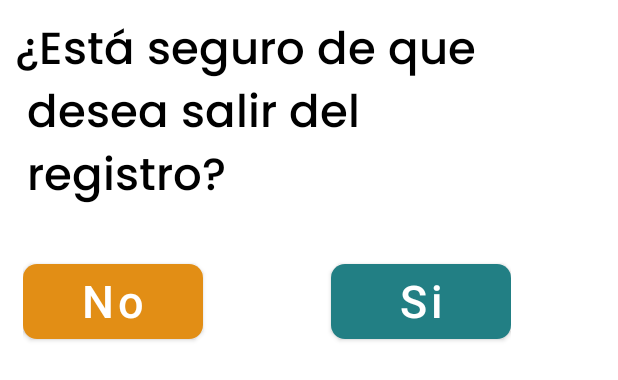
After one commit to joseaoviedo/JolgorioApp, an Android app: the layout fragment_leaving_register_alert.xml on its own in the app's theme, with its tools: preview values and no code run, on a phone screen of 412 x 824 dp. The commit adds this screen. Shown: the top 380 px of the screen. Run offline under Robolectric (Android 15) with nearby library versions, the phone set to English and light mode, and no system bars.

Commit message:
iniciando un popups

```diff
--- a/app/src/main/res/layout/activity_register.xml
+++ b/app/src/main/res/layout/activity_register.xml
@@ -343,11 +343,12 @@
 
         <Button
             android:id="@+id/signUpCancel"
-            android:layout_width="181dp"
+            android:layout_width="190dp"
             android:layout_height="62dp"
+            android:fontFamily="@font/poppins_medium"
             android:text="Cancelar"
             android:textAllCaps="false"
-            android:textSize="30sp"
+            android:textSize="29sp"
             android:gravity="left|center_vertical"
             app:cornerRadius="9dp"
             app:backgroundTint="#E28E15"
@@ -360,8 +361,9 @@
 
         <Button
             android:id="@+id/signUpEntry"
-            android:layout_width="181dp"
+            android:layout_width="185dp"
             android:layout_height="62dp"
+            android:fontFamily="@font/poppins_medium"
             android:text="Entrar"
             android:textAllCaps="false"
             android:textSize="30sp"
--- /dev/null
+++ b/app/src/main/res/layout/fragment_leaving_register_alert.xml
@@ -0,0 +1,59 @@
+<?xml version="1.0" encoding="utf-8"?>
+<LinearLayout xmlns:android="http://schemas.android.com/apk/res/android"
+    xmlns:app="http://schemas.android.com/apk/res-auto"
+    android:layout_width="wrap_content"
+    android:layout_height="wrap_content"
+    android:orientation="vertical"
+    app:cornerRadius="9dp"
+    android:padding="10dp">
+
+    <TextView
+        android:id="@+id/alertTitle"
+        android:layout_width="wrap_content"
+        android:layout_height="wrap_content"
+        android:fontFamily="@font/poppins_medium"
+        android:text="¿Está seguro de que \n desea salir del \n registro?"
+        android:textColor="@color/black"
+        android:textSize="30sp"
+        app:cornerRadius="9dp"
+        app:layout_constraintEnd_toEndOf="parent"
+        app:layout_constraintHorizontal_bias="0.0"
+        app:layout_constraintStart_toStartOf="parent"
+        app:layout_constraintTop_toTopOf="parent" />
+
+    <LinearLayout
+        android:layout_width="wrap_content"
+        android:layout_height="wrap_content"
+        android:orientation="horizontal"
+        android:layout_marginTop="20dp"
+        android:padding="5sp">
+
+        <Button
+            android:id="@+id/alertNObutton"
+            android:layout_width="120dp"
+            android:layout_height="62dp"
+            android:text="No"
+            android:textAllCaps="false"
+            android:textSize="30sp"
+            android:gravity="center_horizontal"
+            android:layout_marginRight="30dp"
+            app:cornerRadius="9dp"
+            app:backgroundTint="#E28E15"
+            app:layout_constraintEnd_toEndOf="parent"
+            app:layout_constraintStart_toStartOf="parent"></Button>
+
+        <Button
+            android:id="@+id/alertYESbutton"
+            android:layout_width="120dp"
+            android:layout_height="62dp"
+            android:gravity="center_horizontal"
+            android:layout_marginLeft="55dp"
+            android:text="Si"
+            android:textAllCaps="false"
+            android:textSize="30sp"
+            app:backgroundTint="#227F84"
+            app:cornerRadius="9dp"
+            app:layout_constraintEnd_toEndOf="parent"
+            app:layout_constraintStart_toStartOf="parent"></Button>
+    </LinearLayout>
+</LinearLayout>
--- a/app/src/main/res/layout/fragment_leaving_register_popup.xml
+++ /dev/null
@@ -1,15 +0,0 @@
-<?xml version="1.0" encoding="utf-8"?>
-<androidx.constraintlayout.widget.ConstraintLayout
-    xmlns:android="http://schemas.android.com/apk/res/android"
-    android:orientation="vertical"
-    android:padding="10dip"
-    android:layout_width="fill_parent"
-    android:layout_height="wrap_content">
-
-    <TextView
-        android:layout_width="fill_parent"
-        android:layout_height="wrap_content"
-        android:layout_marginTop="10dip"
-        android:text="Test Pop-Up" />
-
-</androidx.constraintlayout.widget.ConstraintLayout>
```
